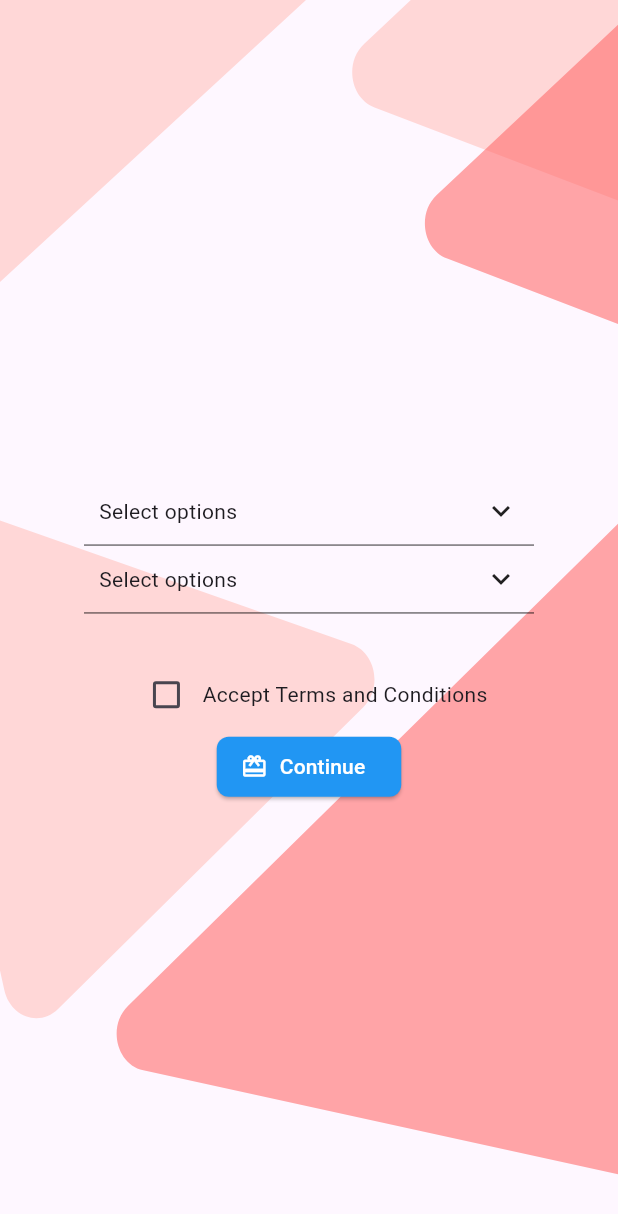
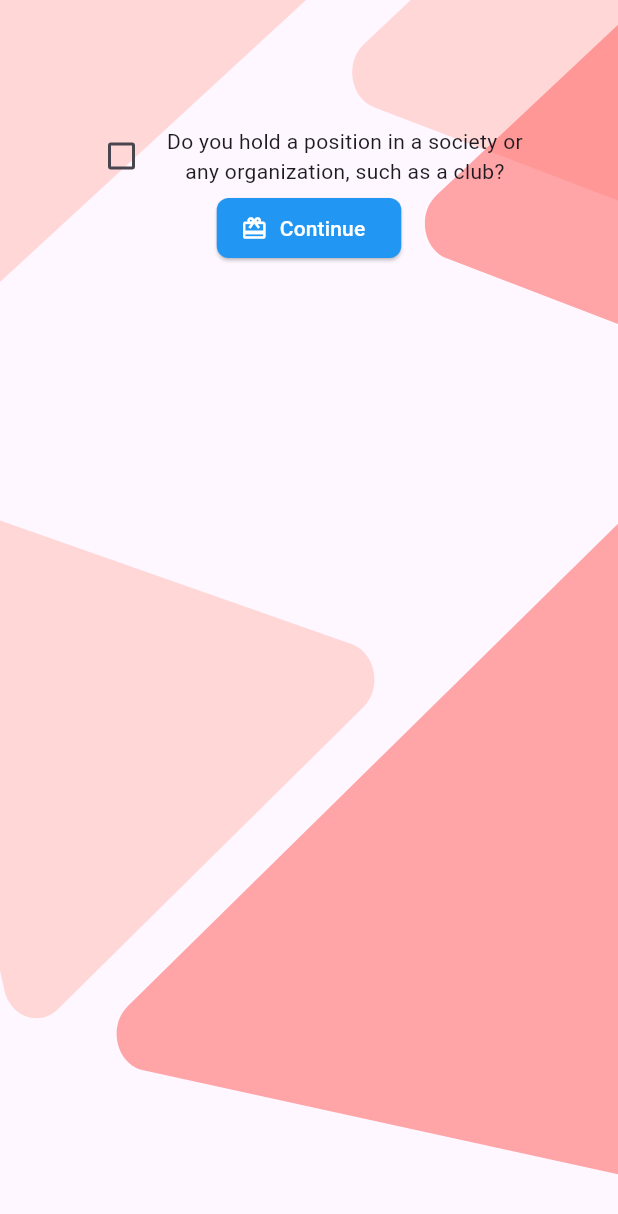
Before and after one commit to ruwan06/Flutter-UniFunds, a Flutter app: the screen it shows after launch, on a phone screen of 412 x 824 dp. Shown: the top 1214 px of the screen. Run offline on Flutter 3.47's test engine with Material 3 defaults, Android fonts, the phone set to English and light mode, and no system bars; drawn by our look-alikes of multi_select_flutter; our stand-ins replace firebase_auth, firebase_core, flutter_svg, google_fonts, google_sign_in, sign_in_button; accounts and stored records are empty.

Commit message:
academicRegPage.dart file created

```diff
--- a/lib/Pages/academicRegPage.dart
+++ b/lib/Pages/academicRegPage.dart
@@ -3,9 +3,40 @@ import 'package:multi_select_flutter/dialog/multi_select_dialog_field.dart';
 import 'package:uni_funds/Components/background.dart';
 import 'package:multi_select_flutter/multi_select_flutter.dart';
 
-class AcademicReg extends StatelessWidget {
-  const AcademicReg({super.key});
+List<String> selectedValues = [];
 
+extension StringExtension on String {
+  String capitalize() {
+    return "${this[0].toUpperCase()}${this.substring(1)}";
+  }
+}
+
+Map<String, List<String>> data = {
+  "clubs": [
+    "Electronic Club",
+    "Gaming Club",
+    "Gardening Club",
+    "Media Club",
+    "LEO Club"
+  ],
+  "societies": [
+    "Astronomical Society",
+    "Buddhist Society",
+    "Entrepreneurship Society",
+    "Dancing Society",
+    "Computer Society"
+  ],
+  "teams": ["Rangamadale Api Rangakala Ekamuthuwa", "tech"]
+};
+
+class AcademicReg extends StatefulWidget {
+  const AcademicReg({Key? key}) : super(key: key);
+  @override
+  _AcademicReg createState() => _AcademicReg();
+}
+
+class _AcademicReg extends State<AcademicReg> {
+  bool isChecked = false;
   @override
   Widget build(Object context) {
     return MaterialApp(
@@ -14,14 +45,38 @@ class AcademicReg extends StatelessWidget {
         fit: StackFit.expand,
         children: [
           Background(),
-          Column(
+          SingleChildScrollView(
+            child: Center(
+              child: Column(
                 mainAxisAlignment: MainAxisAlignment.center,
                 children: [
-              MyMultiSelectDropdown(),
+                  SizedBox(
+                    height: 50.0,
+                  ),
+                  Visibility(
+                    visible: isChecked,
+                    child: Container(
+                      decoration: BoxDecoration(
+                        borderRadius: BorderRadius.circular(20.0),
+                        color: Colors.black12,
+                      ),
+                      padding: EdgeInsets.only(
+                          bottom: 50.0, left: 10.0, right: 10.0),
+                      child: Column(
+                        children: [
+                          ...data.entries.map((entry) {
+                            return MyMultiSelectDropdown(
+                                entry.key.capitalize(), entry.value);
+                          }),
+                        ],
+                      ),
+                    ),
+                  ),
                   SizedBox(
                     height: 30.0,
                   ),
-              MyCheckbox(),
+                  MyCheckbox(
+                      isChecked: isChecked, onChecked: _onCheckboxChanged),
                   ElevatedButton.icon(
                     onPressed: () {
                       // Add your button click logic here
@@ -33,34 +88,39 @@ class AcademicReg extends StatelessWidget {
                         borderRadius: BorderRadius.circular(8.0),
                       ),
                     ),
-                icon: Icon(Icons.card_giftcard), // Icon to the left of the text
+                    icon: Icon(
+                        Icons.card_giftcard), // Icon to the left of the text
                     label: Text('Continue'),
                   ),
+                  SizedBox(
+                    height: 30.0,
+                  ),
                 ],
+              ),
+            ),
           )
         ],
       ),
     ));
   }
+
+  void _onCheckboxChanged(bool value) {
+    setState(() {
+      isChecked = value;
+    });
+  }
 }
 
 class MyMultiSelectDropdown extends StatefulWidget {
+  final String? name;
+  final List<String>? options;
+
+  MyMultiSelectDropdown(this.name, this.options);
   @override
   _MyMultiSelectDropdownState createState() => _MyMultiSelectDropdownState();
 }
 
 class _MyMultiSelectDropdownState extends State<MyMultiSelectDropdown> {
-  List<String> selectedValues = [];
-  List<String> options = [
-    'Electronic Club',
-    'Gaming Club',
-    'Media Club',
-    'Rangamadale Api Rangakala Ekamuthuwa',
-    'tech',
-    'Buddhist Society',
-    'Computer Society'
-  ];
-
   @override
   Widget build(BuildContext context) {
     return Column(
@@ -73,35 +133,22 @@ class _MyMultiSelectDropdownState extends State<MyMultiSelectDropdown> {
         SizedBox(height: 30),
         Container(
           child: MultiSelectDialogField<String>(
-            items: options.map((e) => MultiSelectItem<String>(e, e)).toList(),
+            items: widget.options!
+                .map((e) => MultiSelectItem<String>(e, e))
+                .toList(),
             initialValue: selectedValues,
-            title: Text("Select Options"),
+            title: Text("Select ${widget.name ?? ""}"),
             selectedColor: Colors.green,
             unselectedColor: Colors.grey[300],
             buttonIcon: Icon(Icons.keyboard_arrow_down),
-            buttonText: Text("Select options"),
+            buttonText: Text("Select ${widget.name ?? ""}"),
             onConfirm: (values) {
               if (values == null) return;
               setState(() {
-                selectedValues = values;
-              });
-            },
-          ),
-          width: 300.0,
-        ),
-        Container(
-          child: MultiSelectDialogField<String>(
-            items: options.map((e) => MultiSelectItem<String>(e, e)).toList(),
-            initialValue: selectedValues,
-            title: Text("Select Options"),
-            selectedColor: Colors.green,
-            unselectedColor: Colors.grey[300],
-            buttonIcon: Icon(Icons.keyboard_arrow_down),
-            buttonText: Text("Select options"),
-            onConfirm: (values) {
-              if (values == null) return;
-              setState(() {
-                selectedValues = values;
+                selectedValues
+                    .removeWhere((item) => widget.options!.contains(item));
+                selectedValues.addAll(values);
+                print("values => $selectedValues");
               });
             },
           ),
@@ -113,27 +160,34 @@ class _MyMultiSelectDropdownState extends State<MyMultiSelectDropdown> {
 }
 
 class MyCheckbox extends StatefulWidget {
+  final bool isChecked;
+  final ValueChanged<bool> onChecked;
+
+  const MyCheckbox({Key? key, required this.isChecked, required this.onChecked})
+      : super(key: key);
   @override
   _MyCheckboxState createState() => _MyCheckboxState();
 }
 
 class _MyCheckboxState extends State<MyCheckbox> {
-  bool isChecked = false;
-
   @override
   Widget build(BuildContext context) {
     return Row(
       mainAxisAlignment: MainAxisAlignment.center,
       children: [
         Checkbox(
-          value: isChecked,
-          onChanged: (bool? value) {
-            setState(() {
-              isChecked = value!;
-            });
+          value: widget.isChecked,
+          onChanged: (value) {
+            widget.onChecked(value ?? false);
           },
         ),
-        Text('Accept Terms and Conditions'),
+        Container(
+          width: 250.0,
+          child: Text(
+            'Do you hold a position in a society or any organization, such as a club?',
+            textAlign: TextAlign.center,
+          ),
+        ),
       ],
     );
   }
```
Lines whose indentation alone changed are shown as unchanged.
